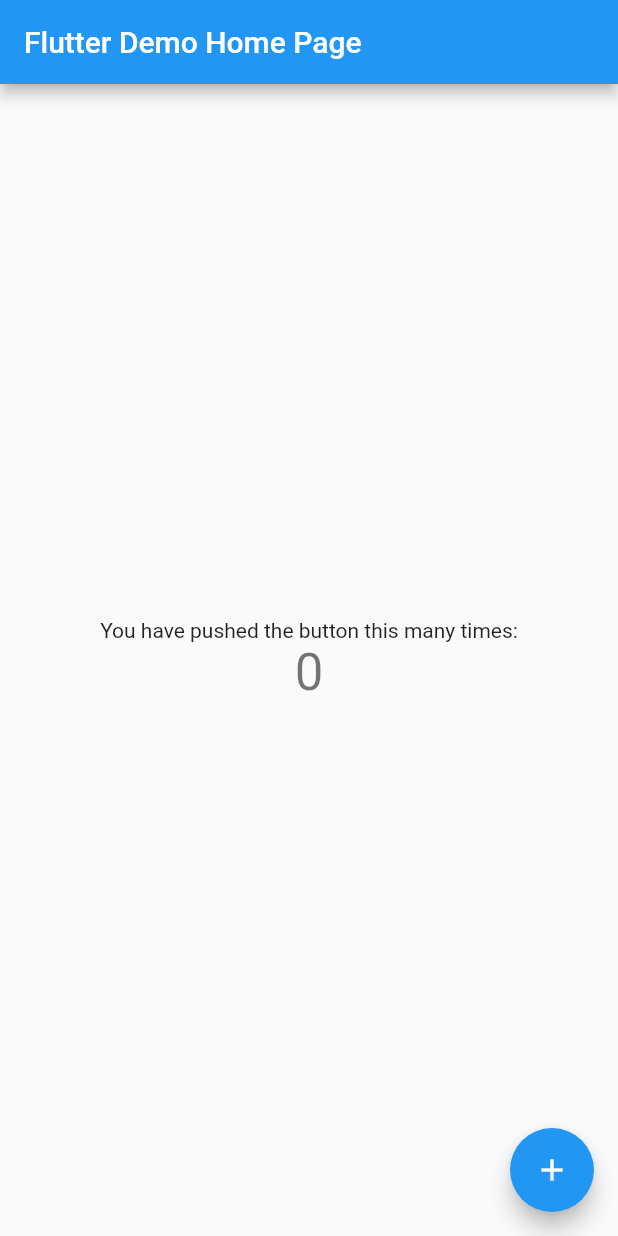
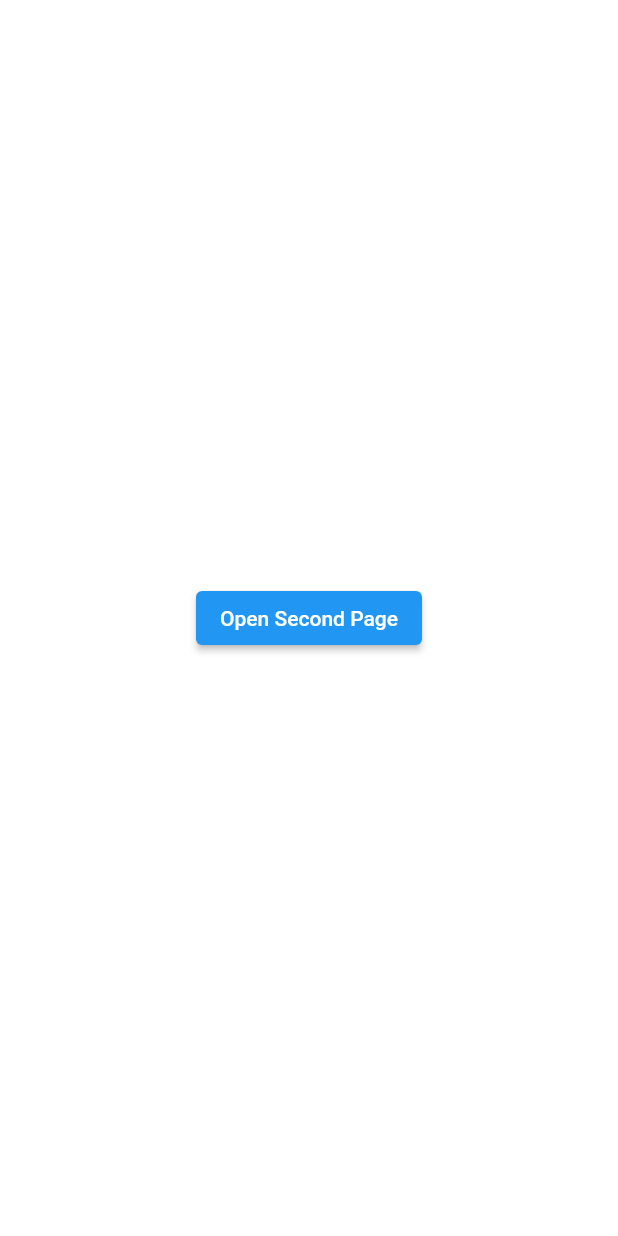
Before and after one commit to MAlghafary/flutter-recipes, a Flutter app: the screen it shows after launch, on a phone screen of 412 x 824 dp. Run offline on Flutter 3.47's test engine with Material 2 defaults, Android fonts, the phone set to English and light mode, and no system bars.

Commit message:
Navigation 1

```diff
--- a/lib/main.dart
+++ b/lib/main.dart
@@ -1,4 +1,5 @@
 import 'package:flutter/material.dart';
+import 'package:flutter_recipes/pages/FirstPage.dart';
 
 void main() {
   runApp(MyApp());
@@ -26,92 +27,7 @@ class MyApp extends StatelessWidget {
         // closer together (more dense) than on mobile platforms.
         visualDensity: VisualDensity.adaptivePlatformDensity,
       ),
-      home: MyHomePage(title: 'Flutter Demo Home Page'),
+      home: FirstPage(),
     );
   }
 }
-
-class MyHomePage extends StatefulWidget {
-  MyHomePage({Key key, this.title}) : super(key: key);
-
-  // This widget is the home page of your application. It is stateful, meaning
-  // that it has a State object (defined below) that contains fields that affect
-  // how it looks.
-
-  // This class is the configuration for the state. It holds the values (in this
-  // case the title) provided by the parent (in this case the App widget) and
-  // used by the build method of the State. Fields in a Widget subclass are
-  // always marked "final".
-
-  final String title;
-
-  @override
-  _MyHomePageState createState() => _MyHomePageState();
-}
-
-class _MyHomePageState extends State<MyHomePage> {
-  int _counter = 0;
-
-  void _incrementCounter() {
-    setState(() {
-      // This call to setState tells the Flutter framework that something has
-      // changed in this State, which causes it to rerun the build method below
-      // so that the display can reflect the updated values. If we changed
-      // _counter without calling setState(), then the build method would not be
-      // called again, and so nothing would appear to happen.
-      _counter++;
-    });
-  }
-
-  @override
-  Widget build(BuildContext context) {
-    // This method is rerun every time setState is called, for instance as done
-    // by the _incrementCounter method above.
-    //
-    // The Flutter framework has been optimized to make rerunning build methods
-    // fast, so that you can just rebuild anything that needs updating rather
-    // than having to individually change instances of widgets.
-    return Scaffold(
-      appBar: AppBar(
-        // Here we take the value from the MyHomePage object that was created by
-        // the App.build method, and use it to set our appbar title.
-        title: Text(widget.title),
-      ),
-      body: Center(
-        // Center is a layout widget. It takes a single child and positions it
-        // in the middle of the parent.
-        child: Column(
-          // Column is also a layout widget. It takes a list of children and
-          // arranges them vertically. By default, it sizes itself to fit its
-          // children horizontally, and tries to be as tall as its parent.
-          //
-          // Invoke "debug painting" (press "p" in the console, choose the
-          // "Toggle Debug Paint" action from the Flutter Inspector in Android
-          // Studio, or the "Toggle Debug Paint" command in Visual Studio Code)
-          // to see the wireframe for each widget.
-          //
-          // Column has various properties to control how it sizes itself and
-          // how it positions its children. Here we use mainAxisAlignment to
-          // center the children vertically; the main axis here is the vertical
-          // axis because Columns are vertical (the cross axis would be
-          // horizontal).
-          mainAxisAlignment: MainAxisAlignment.center,
-          children: <Widget>[
-            Text(
-              'You have pushed the button this many times:',
-            ),
-            Text(
-              '$_counter',
-              style: Theme.of(context).textTheme.headline4,
-            ),
-          ],
-        ),
-      ),
-      floatingActionButton: FloatingActionButton(
-        onPressed: _incrementCounter,
-        tooltip: 'Increment',
-        child: Icon(Icons.add),
-      ), // This trailing comma makes auto-formatting nicer for build methods.
-    );
-  }
-}
--- /dev/null
+++ b/lib/pages/FirstPage.dart
@@ -0,0 +1,19 @@
+import 'package:flutter/material.dart';
+import 'package:flutter_recipes/pages/SecondPage.dart';
+
+class FirstPage extends StatelessWidget {
+  @override
+  Widget build(BuildContext context) {
+    return Container(
+        decoration: BoxDecoration(color: Colors.white),
+        child: Center(
+          child: ElevatedButton(
+            child: Text('Open Second Page'),
+            onPressed: () {
+              Navigator.push(context,
+                  MaterialPageRoute(builder: (context) => SecondPage()));
+            },
+          ),
+        ));
+  }
+}
```
Also changed, not shown: lib/pages/SecondPage.dart (added, +17 -0 lines), 2 other files.
